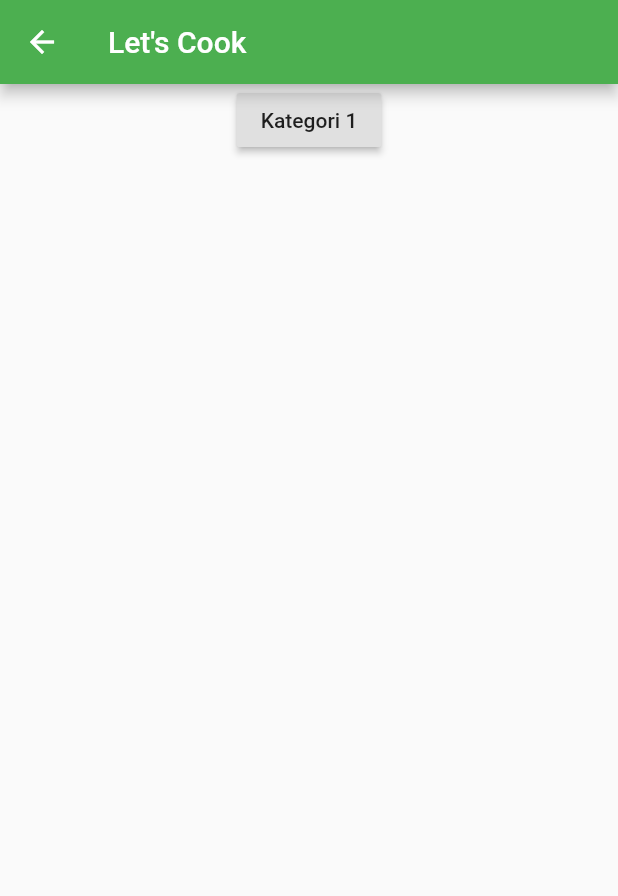
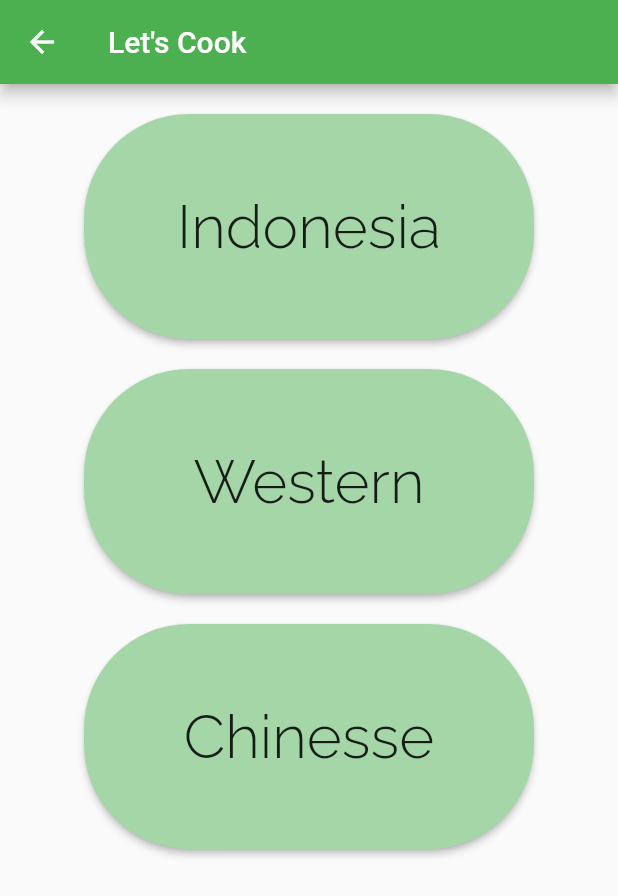
Before and after one commit to almirars/letsCook, a Flutter app: the KategoriScreen screen opened directly, on a phone screen of 412 x 824 dp. Shown: the top 896 px of the screen. Run offline on Flutter 3.47's test engine with Material 2 defaults, Android fonts, the phone set to English and light mode, and no system bars; our stand-ins replace carousel_slider, firebase_auth, firebase_core, google_sign_in; accounts and stored records are empty.

```diff
--- a/lib/kategori.dart
+++ b/lib/kategori.dart
@@ -2,6 +2,7 @@ import 'package:flutter/material.dart';
 import 'package:lets_cook/login_page.dart';
 import 'package:lets_cook/sign_in.dart';
 import 'package:lets_cook/menu.dart';
+import 'package:carousel_slider/carousel_slider.dart';
 
 class KategoriScreen extends StatelessWidget {
    @override
@@ -13,19 +14,76 @@ class KategoriScreen extends StatelessWidget {
 body: Center(
   child: Column(
     children: <Widget>[
-            RaisedButton(
-              child: Text('Kategori 1'),
-              onPressed: (){
+      Container(
+        padding: EdgeInsets.all(10.0),
+      ),
+      SizedBox(
+        width: 300.0,
+        height: 150.0,
+        child: RaisedButton(
+          shape: RoundedRectangleBorder(borderRadius: BorderRadius.circular(70)),
+          color: Colors.green[200],
+          child: Text('Indonesia',
+          style: TextStyle(
+            fontSize: 40,
+            fontFamily: "RalewayLight",
+          ),),
+          onPressed: () {
             Navigator.push(
                 context,
-                MaterialPageRoute
-                  (builder: (context) => MenuScreen(),
+                MaterialPageRoute(
+                  builder: (context) => MenuScreen(),
                 ));
           },
+        ),
+      ),
+      Container(
+        padding: EdgeInsets.all(10.0),
+      ),
+      SizedBox(
+        width: 300.0,
+        height: 150.0,
+        child: RaisedButton(
+          shape: RoundedRectangleBorder(borderRadius: BorderRadius.circular(70)),
+          color: Colors.green[200],
+          child: Text('Western',
+          style: TextStyle(
+            fontSize: 40,
+            fontFamily: "RalewayLight",
+          ),),
+          onPressed: () {
+            Navigator.push(
+                context,
+                MaterialPageRoute(
+                  builder: (context) => MenuScreen(),
+                ));
+          },
+        ),
+      ),
+      Container(
+        padding: EdgeInsets.all(10.0),
+      ),
+      SizedBox(
+        width: 300.0,
+        height: 150.0,
+        child: RaisedButton(
+          shape: RoundedRectangleBorder(borderRadius: BorderRadius.circular(70)),
+          color: Colors.green[200],
+          child: Text('Chinesse',
+          style: TextStyle(
+            fontSize: 40,
+            fontFamily: "RalewayLight",
+          ),),
+          onPressed: () {
+            Navigator.push(
+                context,
+                MaterialPageRoute(
+                  builder: (context) => MenuScreen(),
+                ));
+          },
+        ),
       )
     ],
   ),
-      )
-    );
-  }
-}
+)) ;
+  }}
--- a/lib/login_page.dart
+++ b/lib/login_page.dart
@@ -2,7 +2,7 @@ import 'package:flutter/material.dart';
 import 'package:lets_cook/kategori.dart';
 import 'package:lets_cook/sign_in.dart';
 import 'package:lets_cook/first_screen.dart';
-import 'package:sign_button/constants.dart';
+// import 'package:sign_button/constants.dart';
 
 class LoginPage extends StatefulWidget {
   @override
```
Also changed, not shown: pubspec.yaml (+9 -2 lines), image/slider/chicken.png (added), image/slider/lumpia.jpg (added), image/slider/sandwich.jpg (added), pubspec.lock, 22 other files. Lines whose indentation alone changed are shown as unchanged.
